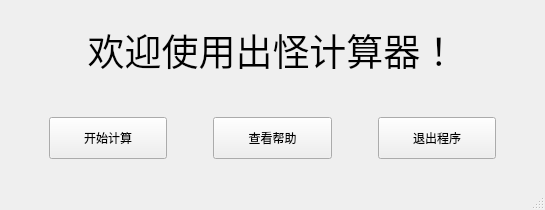
This is zombie_calculator/gui/introduction.ui in Kndy666/zombie_calculator as Qt 5 draws it before an edit. The edited form follows.
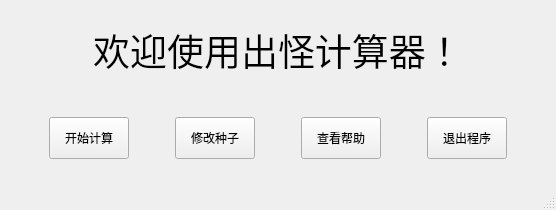
This is the edited form.

Commit message: 增加种子修改窗口 修复计算时间过短时引起的ZeroDivisionError异常 分离seedFinder.cpp 与 seedFinder.h 增加模块asmInject，重写为64位 进一步完善文档

Patch:
```diff
--- a/zombie_calculator/gui/introduction.ui
+++ b/zombie_calculator/gui/introduction.ui
@@ -94,6 +94,44 @@
           </property>
          </widget>
         </item>
+        <item>
+         <spacer name="horizontalSpacer_2">
+          <property name="orientation">
+           <enum>Qt::Horizontal</enum>
+          </property>
+          <property name="sizeType">
+           <enum>QSizePolicy::Fixed</enum>
+          </property>
+          <property name="sizeHint" stdset="0">
+           <size>
+            <width>40</width>
+            <height>20</height>
+           </size>
+          </property>
+         </spacer>
+        </item>
+        <item>
+         <widget class="QPushButton" name="inject_btn">
+          <property name="sizePolicy">
+           <sizepolicy hsizetype="Preferred" vsizetype="Preferred">
+            <horstretch>0</horstretch>
+            <verstretch>0</verstretch>
+           </sizepolicy>
+          </property>
+          <property name="text">
+           <string>修改种子</string>
+          </property>
+          <property name="checkable">
+           <bool>false</bool>
+          </property>
+          <property name="autoDefault">
+           <bool>false</bool>
+          </property>
+          <property name="flat">
+           <bool>false</bool>
+          </property>
+         </widget>
+        </item>
         <item>
          <spacer name="horizontalSpacer">
           <property name="orientation">
@@ -124,7 +162,7 @@
          </widget>
         </item>
         <item>
-         <spacer name="horizontalSpacer_2">
+         <spacer name="horizontalSpacer_4">
           <property name="orientation">
            <enum>Qt::Horizontal</enum>
           </property>
@@ -162,7 +200,7 @@
          </widget>
         </item>
         <item>
-         <spacer name="horizontalSpacer_4">
+         <spacer name="horizontalSpacer_5">
           <property name="orientation">
            <enum>Qt::Horizontal</enum>
           </property>
```
Left out of the diff: 2 changed lines with no effect on the pictures. The commit also changes 35 other files.
